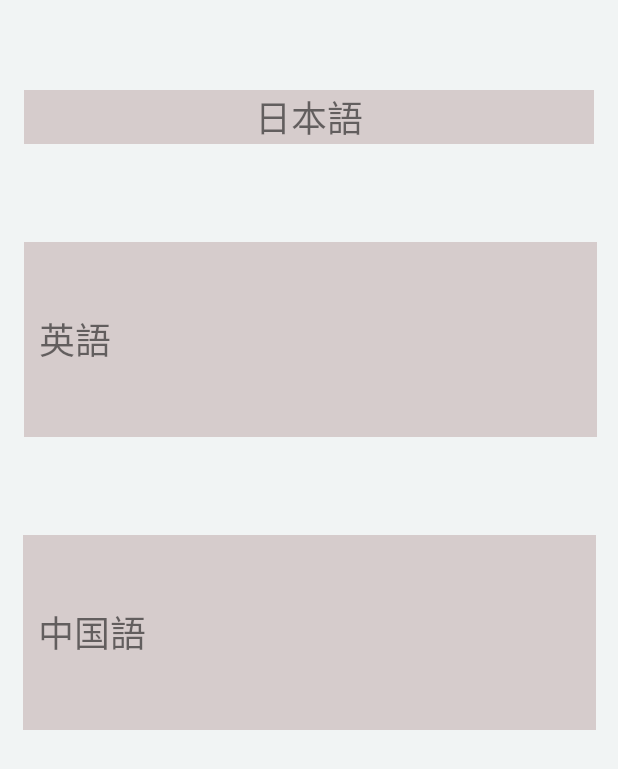
After one commit to itc-s21009/VocabularyBook, an Android app: the layout activity_word_details.xml on its own in the app's theme, with its tools: preview values and no code run, on a phone screen of 412 x 824 dp. The commit adds this screen. Shown: the top 769 px of the screen. Run offline under Robolectric (Android 15) with nearby library versions, the phone set to English and light mode, and no system bars.

Commit message:
お願いします

```diff
--- /dev/null
+++ b/app/src/main/java/jp/ac/it_college/std/pbl_b/vocabularybook/WordDetails.kt
@@ -0,0 +1,29 @@
+package jp.ac.it_college.std.pbl_b.vocabularybook
+
+import androidx.appcompat.app.AppCompatActivity
+import android.os.Bundle
+import android.view.MenuItem
+import jp.ac.it_college.std.pbl_b.vocabularybook.databinding.ActivityMainBinding
+
+class WordDetails : AppCompatActivity() {
+    private lateinit var binding: ActivityMainBinding
+
+    override fun onCreate(savedInstanceState: Bundle?) {
+        super.onCreate(savedInstanceState)
+        binding = ActivityMainBinding.inflate(layoutInflater)
+        setContentView(binding.root)
+
+        supportActionBar?.setDisplayHomeAsUpEnabled(true)
+    }
+
+    override fun onOptionsItemSelected(item: MenuItem): Boolean {
+        var returnVal = true
+        if(item.itemId == android.R.id.home) {
+            finish()
+        }
+        else {
+            returnVal = super.onOptionsItemSelected(item)
+        }
+        return returnVal
+    }
+}
--- /dev/null
+++ b/app/src/main/res/layout/activity_word_details.xml
@@ -0,0 +1,57 @@
+<?xml version="1.0" encoding="utf-8"?>
+<androidx.constraintlayout.widget.ConstraintLayout xmlns:android="http://schemas.android.com/apk/res/android"
+    xmlns:app="http://schemas.android.com/apk/res-auto"
+    xmlns:tools="http://schemas.android.com/tools"
+    android:layout_width="match_parent"
+    android:layout_height="match_parent"
+    android:background="#F1F4F4"
+    tools:context=".WordDetails">
+
+    <TextView
+        android:id="@+id/JpLang"
+        android:layout_width="0dp"
+        android:layout_height="wrap_content"
+        android:layout_marginStart="16dp"
+        android:layout_marginTop="60dp"
+        android:layout_marginEnd="16dp"
+        android:background="#D6CCCC"
+        android:gravity="center"
+        android:text="@string/jp_lang"
+        android:textSize="24sp"
+        app:layout_constraintEnd_toEndOf="parent"
+        app:layout_constraintStart_toStartOf="parent"
+        app:layout_constraintTop_toTopOf="parent" />
+
+    <TextView
+        android:id="@+id/EnLnag"
+        android:layout_width="382dp"
+        android:layout_height="130dp"
+        android:layout_marginStart="16dp"
+        android:layout_marginTop="65dp"
+        android:layout_marginEnd="16dp"
+        android:background="#D6CCCC"
+        android:gravity="center|center_horizontal|fill|left"
+        android:paddingLeft="10dp"
+        android:text="@string/en_lang"
+        android:textSize="24sp"
+        app:layout_constraintEnd_toEndOf="parent"
+        app:layout_constraintHorizontal_bias="0.0"
+        app:layout_constraintStart_toStartOf="parent"
+        app:layout_constraintTop_toBottomOf="@+id/JpLang" />
+
+    <TextView
+        android:id="@+id/ChLnag"
+        android:layout_width="382dp"
+        android:layout_height="130dp"
+        android:layout_marginStart="16dp"
+        android:layout_marginTop="65dp"
+        android:layout_marginEnd="16dp"
+        android:background="#D6CCCC"
+        android:gravity="center|left"
+        android:paddingLeft="10dp"
+        android:text="@string/ch_lang"
+        android:textSize="24sp"
+        app:layout_constraintEnd_toEndOf="parent"
+        app:layout_constraintStart_toStartOf="parent"
+        app:layout_constraintTop_toBottomOf="@+id/EnLnag" />
+</androidx.constraintlayout.widget.ConstraintLayout>
--- a/app/src/main/res/values/strings.xml
+++ b/app/src/main/res/values/strings.xml
@@ -1,3 +1,8 @@
 <resources>
-    <string name="app_name">VocabularyBook</string>
+    <string name="app_name">単語帳</string>
+    <string name="backbutton">戻る</string>
+    <string name="jp_lang">日本語</string>
+    <string name="ch_lang">中国語</string>
+    <string name="en_lang">英語</string>
+    <string name="Button">-></string>
 </resources>
```
